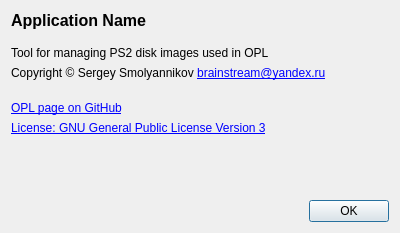
Qt form src/AboutDialog.ui (brainstream/OPL-PC-Tools) before a commit.
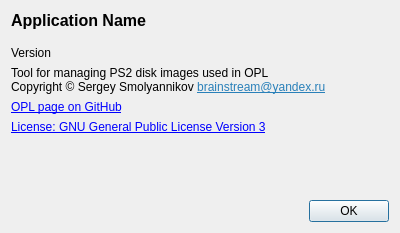
The same form after that commit.

```diff
--- a/src/AboutDialog.ui
+++ b/src/AboutDialog.ui
@@ -62,19 +62,26 @@
         <number>0</number>
        </property>
        <item>
-        <widget class="QLabel" name="label">
-         <property name="text">
-          <string>Tool for managing PS2 disk images used in OPL</string>
+        <widget class="QLabel" name="mp_label_version">
+         <property name="styleSheet">
+          <string notr="true">QLabel {
+	margin-bottom: 1em;
+}</string>
          </property>
-         <property name="wordWrap">
-          <bool>true</bool>
+         <property name="text">
+          <string notr="true">Version</string>
          </property>
         </widget>
        </item>
        <item>
         <widget class="QLabel" name="label_4">
+         <property name="styleSheet">
+          <string notr="true">QLabel {
+	margin-bottom: 1em;
+}</string>
+         </property>
          <property name="text">
-          <string>Copyright © Sergey Smolyannikov &lt;a href=&quot;mailto:brainstream@yandex.ru&quot;&gt;brainstream@yandex.ru&lt;/a&gt;</string>
+          <string>&lt;html&gt;&lt;head/&gt;&lt;body&gt;&lt;p&gt;Tool for managing PS2 disk images used in OPL&lt;br/&gt;Copyright © Sergey Smolyannikov &lt;a href=&quot;mailto:brainstream@yandex.ru&quot;&gt;&lt;span style=&quot; text-decoration: underline; color:#2980b9;&quot;&gt;brainstream@yandex.ru&lt;/span&gt;&lt;/a&gt;&lt;/p&gt;&lt;/body&gt;&lt;/html&gt;</string>
          </property>
          <property name="textFormat">
           <enum>Qt::RichText</enum>
@@ -87,22 +94,6 @@
          </property>
         </widget>
        </item>
-       <item>
-        <spacer name="verticalSpacer_2">
-         <property name="orientation">
-          <enum>Qt::Vertical</enum>
-         </property>
-         <property name="sizeType">
-          <enum>QSizePolicy::Fixed</enum>
-         </property>
-         <property name="sizeHint" stdset="0">
-          <size>
-           <width>20</width>
-           <height>15</height>
-          </size>
-         </property>
-        </spacer>
-       </item>
        <item>
         <widget class="QLabel" name="label_2">
          <property name="text">
@@ -137,7 +128,7 @@
          <property name="sizeHint" stdset="0">
           <size>
            <width>20</width>
-           <height>40</height>
+           <height>5</height>
           </size>
          </property>
         </spacer>
```
